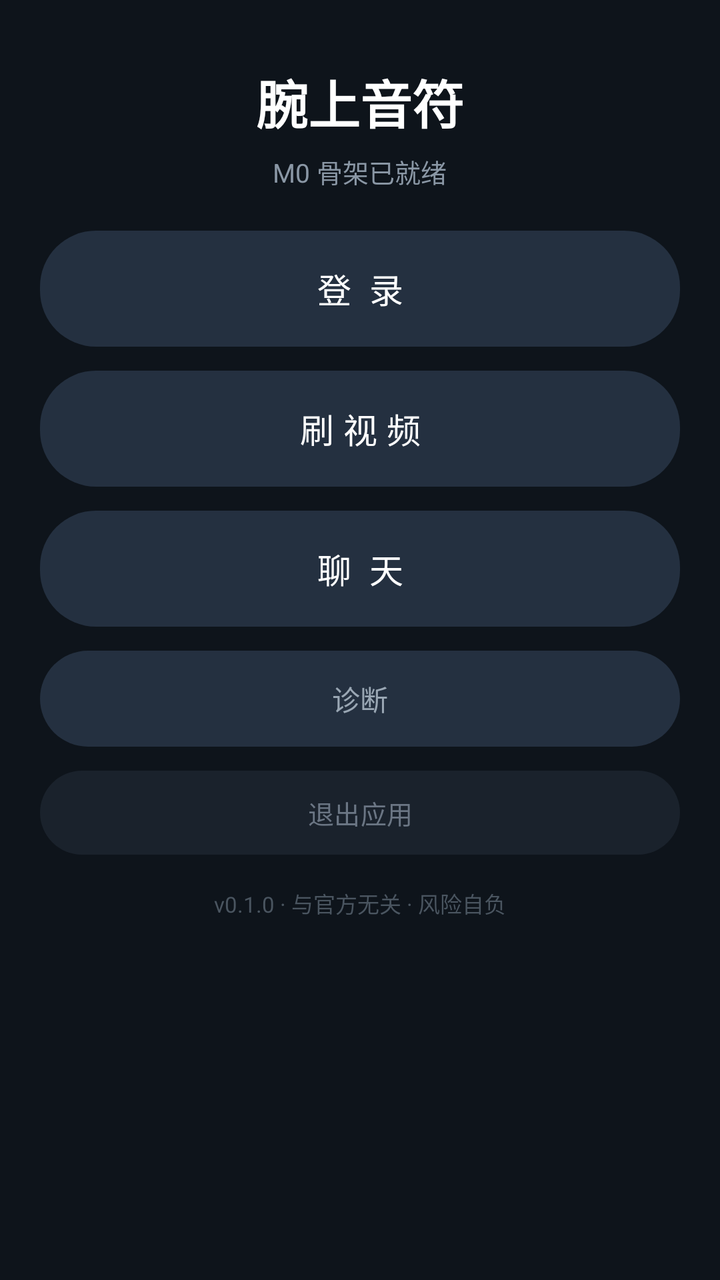
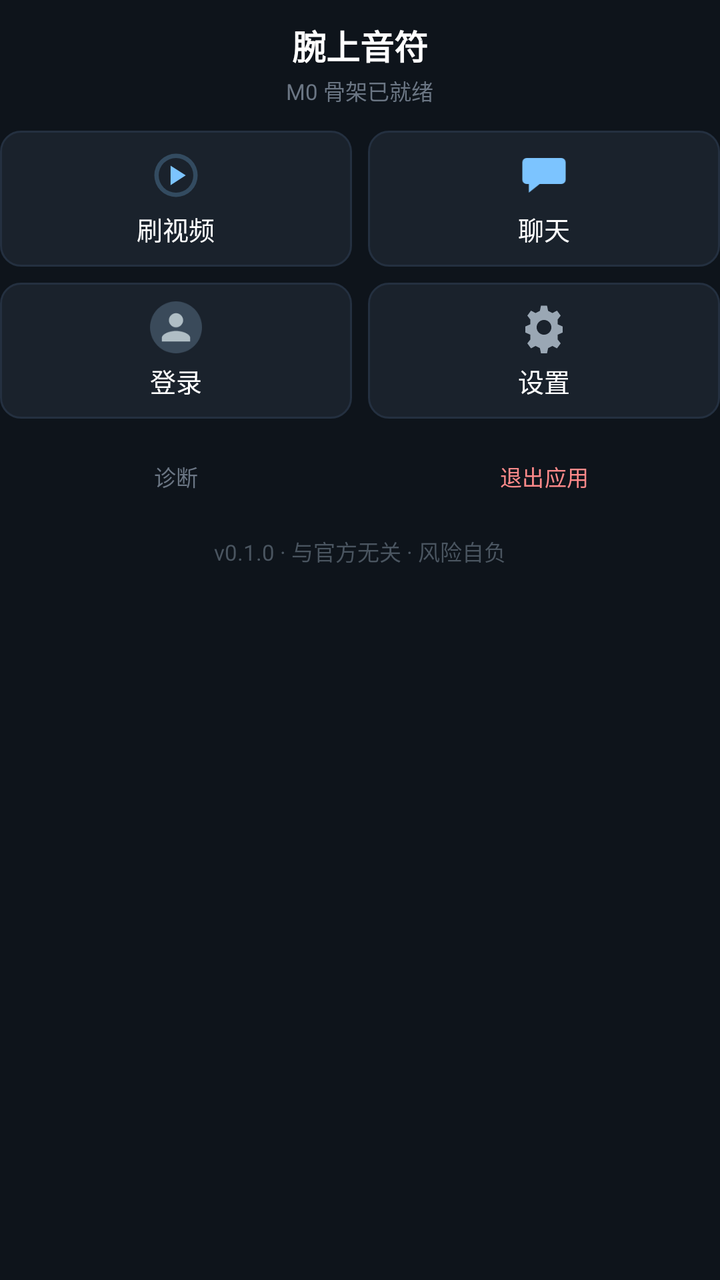

Before-and-after screenshots of an Android layout around one commit, followed by the original layout XML and the change that was made.
<!-- AndroidManifest.xml: application theme Theme.Dywatch -->
<!-- res/layout/activity_main.xml -->
<?xml version="1.0" encoding="utf-8"?>
<LinearLayout xmlns:android="http://schemas.android.com/apk/res/android"
    android:layout_width="match_parent"
    android:layout_height="match_parent"
    android:background="#0E141B"
    android:gravity="center_horizontal"
    android:orientation="vertical"
    android:padding="20dp"
    xmlns:app="http://schemas.android.com/apk/res-auto">

    <TextView
        android:id="@+id/tv_title"
        android:layout_width="wrap_content"
        android:layout_height="wrap_content"
        android:layout_marginTop="12dp"
        android:text="@string/app_name"
        android:textColor="#FFFFFF"
        android:textSize="26sp"
        android:textStyle="bold" />

    <TextView
        android:id="@+id/tv_status"
        android:layout_width="wrap_content"
        android:layout_height="wrap_content"
        android:layout_marginTop="6dp"
        android:text="@string/hello_m0"
        android:textColor="#8A97A5"
        android:textSize="13sp" />

    <LinearLayout
        android:layout_width="match_parent"
        android:layout_height="wrap_content"
        android:layout_marginTop="20dp"
        android:orientation="vertical">

        <Button
            android:id="@+id/btn_login"
            android:layout_width="match_parent"
            android:layout_height="58dp"
            android:background="@drawable/bg_pill"
            app:backgroundTint="#243040"
            android:text="登  录"
            android:textColor="#FFFFFF"
            android:textSize="17sp" />

        <Button
            android:id="@+id/btn_feed"
            android:layout_width="match_parent"
            android:layout_height="58dp"
            android:layout_marginTop="12dp"
            android:background="@drawable/bg_pill"
            app:backgroundTint="#243040"
            android:text="刷 视 频"
            android:textColor="#FFFFFF"
            android:textSize="17sp" />

        <Button
            android:id="@+id/btn_chat"
            android:layout_width="match_parent"
            android:layout_height="58dp"
            android:layout_marginTop="12dp"
            android:background="@drawable/bg_pill"
            app:backgroundTint="#243040"
            android:text="聊  天"
            android:textColor="#FFFFFF"
            android:textSize="17sp" />

        <Button
            android:id="@+id/btn_diag"
            android:layout_width="match_parent"
            android:layout_height="48dp"
            android:layout_marginTop="12dp"
            android:background="@drawable/bg_pill"
            app:backgroundTint="#243040"
            android:text="诊断"
            android:textColor="#9AA7B4"
            android:textSize="14sp" />

        
        <Button
            android:id="@+id/btn_exit"
            android:layout_width="match_parent"
            android:layout_height="42dp"
            android:layout_marginTop="12dp"
            android:background="@drawable/bg_pill"
            app:backgroundTint="#1A222C"
            android:text="退出应用"
            android:textColor="#6B7684"
            android:textSize="13sp" />
    </LinearLayout>

    <TextView
        android:layout_width="wrap_content"
        android:layout_height="wrap_content"
        android:layout_marginTop="16dp"
        android:text="v0.1.0 · 与官方无关 · 风险自负"
        android:textColor="#4A5560"
        android:textSize="11sp" />

</LinearLayout>
<!-- resources referenced by this layout -->
<resources>
  <!-- drawable bg_pill (drawable) -->
  <?xml version="1.0" encoding="utf-8"?>
  <shape xmlns:android="http://schemas.android.com/apk/res/android" android:shape="rectangle">
      <solid android:color="#243040" />
      <corners android:radius="28dp" />
  </shape>
  <!-- unchanged entries left out for length: 3 -->
</resources>

<!-- the commit's change to res/layout/activity_main.xml (unified diff, before → after) -->
@@ -1,100 +1,133 @@
 <?xml version="1.0" encoding="utf-8"?>
-<LinearLayout xmlns:android="http://schemas.android.com/apk/res/android"
+<ScrollView xmlns:android="http://schemas.android.com/apk/res/android"
+    xmlns:app="http://schemas.android.com/apk/res-auto"
     android:layout_width="match_parent"
     android:layout_height="match_parent"
-    android:background="#0E141B"
-    android:gravity="center_horizontal"
-    android:orientation="vertical"
-    android:padding="20dp"
-    xmlns:app="http://schemas.android.com/apk/res-auto">
-
-    <TextView
-        android:id="@+id/tv_title"
-        android:layout_width="wrap_content"
-        android:layout_height="wrap_content"
-        android:layout_marginTop="12dp"
-        android:text="@string/app_name"
-        android:textColor="#FFFFFF"
-        android:textSize="26sp"
-        android:textStyle="bold" />
-
-    <TextView
-        android:id="@+id/tv_status"
-        android:layout_width="wrap_content"
-        android:layout_height="wrap_content"
-        android:layout_marginTop="6dp"
-        android:text="@string/hello_m0"
-        android:textColor="#8A97A5"
-        android:textSize="13sp" />
+    android:background="@color/bg_base"
+    android:fillViewport="true"
+    android:scrollbars="none">
 
     <LinearLayout
         android:layout_width="match_parent"
         android:layout_height="wrap_content"
-        android:layout_marginTop="20dp"
-        android:orientation="vertical">
+        android:gravity="center_horizontal"
+        android:orientation="vertical"
+        android:paddingLeft="@dimen/page_h_inset"
+        android:paddingRight="@dimen/page_h_inset"
+        android:paddingTop="@dimen/page_v_inset"
+        android:paddingBottom="@dimen/s4">
 
-        <Button
-            android:id="@+id/btn_login"
-            android:layout_width="match_parent"
-            android:layout_height="58dp"
-            android:background="@drawable/bg_pill"
-            app:backgroundTint="#243040"
-            android:text="登  录"
-            android:textColor="#FFFFFF"
-            android:textSize="17sp" />
+        <TextView
+            android:id="@+id/tv_title"
+            android:layout_width="wrap_content"
+            android:layout_height="wrap_content"
+            android:layout_marginTop="@dimen/s2"
+            android:text="@string/app_name"
+            android:textColor="@color/text_primary"
+            android:textSize="@dimen/t_title"
+            android:textStyle="bold" />
 
-        <Button
-            android:id="@+id/btn_feed"
-            android:layout_width="match_parent"
-            android:layout_height="58dp"
-            android:layout_marginTop="12dp"
-            android:background="@drawable/bg_pill"
-            app:backgroundTint="#243040"
-            android:text="刷 视 频"
-            android:textColor="#FFFFFF"
-            android:textSize="17sp" />
-
-        <Button
-            android:id="@+id/btn_chat"
-            android:layout_width="match_parent"
-            android:layout_height="58dp"
-            android:layout_marginTop="12dp"
-            android:background="@drawable/bg_pill"
-            app:backgroundTint="#243040"
-            android:text="聊  天"
-            android:textColor="#FFFFFF"
-            android:textSize="17sp" />
-
-        <Button
-            android:id="@+id/btn_diag"
-            android:layout_width="match_parent"
-            android:layout_height="48dp"
-            android:layout_marginTop="12dp"
-            android:background="@drawable/bg_pill"
-            app:backgroundTint="#243040"
-            android:text="诊断"
-            android:textColor="#9AA7B4"
-            android:textSize="14sp" />
+        <TextView
+            android:id="@+id/tv_status"
+            android:layout_width="wrap_content"
+            android:layout_height="wrap_content"
+            android:layout_marginTop="@dimen/s1"
+            android:text="@string/hello_m0"
+            android:textColor="@color/text_muted"
+            android:textSize="@dimen/t_caption" />
 
         
-        <Button
-            android:id="@+id/btn_exit"
+        <LinearLayout
             android:layout_width="match_parent"
-            android:layout_height="42dp"
-            android:layout_marginTop="12dp"
-            android:background="@drawable/bg_pill"
-            app:backgroundTint="#1A222C"
-            android:text="退出应用"
-            android:textColor="#6B7684"
-            android:textSize="13sp" />
+            android:layout_height="wrap_content"
+            android:layout_marginTop="@dimen/s4"
+            android:orientation="horizontal">
+
+            <LinearLayout
+                android:id="@+id/btn_feed"
+                style="@style/EntryCard"
+                android:layout_marginRight="@dimen/s3">
+
+                <ImageView style="@style/EntryCardIcon" android:src="@drawable/ic_play" />
+
+                <TextView style="@style/EntryCardLabel" android:text="刷视频" />
+            </LinearLayout>
+
+            <LinearLayout
+                android:id="@+id/btn_chat"
+                style="@style/EntryCard">
+
+                <ImageView style="@style/EntryCardIcon" android:src="@drawable/ic_chat" />
+
+                <TextView style="@style/EntryCardLabel" android:text="聊天" />
+            </LinearLayout>
+        </LinearLayout>
+
+        
+        <LinearLayout
+            android:layout_width="match_parent"
+            android:layout_height="wrap_content"
+            android:layout_marginTop="@dimen/s3"
+            android:orientation="horizontal">
+
+            <LinearLayout
+                android:id="@+id/btn_login"
+                style="@style/EntryCard"
+                android:layout_marginRight="@dimen/s3">
+
+                <ImageView style="@style/EntryCardIcon" android:src="@drawable/ic_avatar" />
+
+                <TextView style="@style/EntryCardLabel" android:text="登录" />
+            </LinearLayout>
+
+            <LinearLayout
+                android:id="@+id/btn_settings"
+                style="@style/EntryCard">
+
+                <ImageView style="@style/EntryCardIcon" android:src="@drawable/ic_gear" />
+
+                <TextView style="@style/EntryCardLabel" android:text="设置" />
+            </LinearLayout>
+        </LinearLayout>
+
+        
+        <LinearLayout
+            android:layout_width="match_parent"
+            android:layout_height="wrap_content"
+            android:layout_marginTop="@dimen/s3"
+            android:orientation="horizontal">
+
+            <Button
+                android:id="@+id/btn_diag"
+                android:layout_width="0dp"
+                android:layout_height="@dimen/ctrl_min"
+                android:layout_marginRight="@dimen/s2"
+                android:layout_weight="1"
+                android:background="@drawable/bg_settings_row"
+                android:text="诊断"
+                android:textColor="@color/text_muted"
+                android:textSize="@dimen/t_caption"
+                app:backgroundTint="@android:color/transparent" />
+
+            <Button
+                android:id="@+id/btn_exit"
+                android:layout_width="0dp"
+                android:layout_height="@dimen/ctrl_min"
+                android:layout_marginLeft="@dimen/s2"
+                android:layout_weight="1"
+                android:background="@drawable/bg_settings_row"
+                android:text="退出应用"
+                android:textColor="@color/danger"
+                android:textSize="@dimen/t_caption"
+                app:backgroundTint="@android:color/transparent" />
+        </LinearLayout>
+
+        <TextView
+            android:layout_width="wrap_content"
+            android:layout_height="wrap_content"
+            android:layout_marginTop="@dimen/s3"
+            android:text="v0.1.0 · 与官方无关 · 风险自负"
+            android:textColor="@color/text_faint"
+            android:textSize="@dimen/t_caption" />
     </LinearLayout>
-
-    <TextView
-        android:layout_width="wrap_content"
-        android:layout_height="wrap_content"
-        android:layout_marginTop="16dp"
-        android:text="v0.1.0 · 与官方无关 · 风险自负"
-        android:textColor="#4A5560"
-        android:textSize="11sp" />
-
-</LinearLayout>
+</ScrollView>
<!-- resource entries referenced after the edit -->
@@ -1,11 +1,106 @@
 <!-- resources referenced by this layout -->
 <resources>
-  <!-- drawable bg_pill (drawable) -->
+  <color name="bg_base">#0E141B</color>
+  <color name="danger">#FF8A8A</color>
+  <color name="text_faint">#4A5560</color>
+  <color name="text_muted">#6B7684</color>
+  <color name="text_primary">#FFFFFF</color>
+  <dimen name="ctrl_min">42dp</dimen>
+  <dimen name="page_h_inset">@dimen/page_h_inset_square</dimen>
+  <dimen name="page_v_inset">6dp</dimen>
+  <dimen name="s1">2dp</dimen>
+  <dimen name="s2">4dp</dimen>
+  <dimen name="s3">8dp</dimen>
+  <dimen name="s4">12dp</dimen>
+  <dimen name="t_caption">11sp</dimen>
+  <dimen name="t_title">17sp</dimen>
+  <!-- drawable bg_settings_row (drawable) -->
   <?xml version="1.0" encoding="utf-8"?>
-  <shape xmlns:android="http://schemas.android.com/apk/res/android" android:shape="rectangle">
-      <solid android:color="#243040" />
-      <corners android:radius="28dp" />
-  </shape>
+  <selector xmlns:android="http://schemas.android.com/apk/res/android">
+      <item android:state_pressed="true">
+          <shape android:shape="rectangle">
+              <solid android:color="@color/bg_control" />
+              <corners android:radius="@dimen/r_card" />
+              <stroke android:width="1dp" android:color="@color/accent_dim" />
+          </shape>
+      </item>
+      <item>
+          <shape android:shape="rectangle">
+              <solid android:color="@color/bg_card" />
+              <corners android:radius="@dimen/r_card" />
+              <stroke android:width="1dp" android:color="@color/bg_control" />
+          </shape>
+      </item>
+  </selector>
+  <!-- drawable ic_avatar (drawable) -->
+  <?xml version="1.0" encoding="utf-8"?>
+  <vector xmlns:android="http://schemas.android.com/apk/res/android"
+      android:width="44dp" android:height="44dp"
+      android:viewportWidth="44" android:viewportHeight="44">
+      <path android:fillColor="#FF3A4A5A"
+          android:pathData="M22,22m-22,0a22,22 0,1 1,44 0a22,22 0,1 1,-44 0"/>
+      <path android:fillColor="#FFB0BEC5"
+          android:pathData="M22,22c3.3,0 6,-2.7 6,-6s-2.7,-6 -6,-6 -6,2.7 -6,6 2.7,6 6,6zM22,25c-4,0 -12,2 -12,6v3h24v-3c0,-4 -8,-6 -12,-6z"/>
+  </vector>
+  <!-- drawable ic_chat (drawable) -->
+  <?xml version="1.0" encoding="utf-8"?>
+  <vector xmlns:android="http://schemas.android.com/apk/res/android"
+      android:width="24dp" android:height="24dp"
+      android:viewportWidth="24" android:viewportHeight="24"
+      android:tint="#7CC4FF">
+      <path android:fillColor="#FFFFFFFF"
+          android:pathData="M4,4 L20,4 A2,2 0 0,1 22,6 L22,14 A2,2 0 0,1 20,16 L10,16 L5,20 L5,16 L4,16 A2,2 0 0,1 2,14 L2,6 A2,2 0 0,1 4,4 Z" />
+      <path android:fillColor="#FF0E141B"
+          android:pathData="M6,8.5 h12 v1.6 h-12 z M6,11.6 h8 v1.6 h-8 z" />
+  </vector>
+  <!-- drawable ic_gear (drawable) -->
+  <?xml version="1.0" encoding="utf-8"?>
+  <vector xmlns:android="http://schemas.android.com/apk/res/android"
+      android:width="24dp" android:height="24dp"
+      android:viewportWidth="24" android:viewportHeight="24"
+      android:tint="#9AA7B4">
+      <path android:fillColor="#FFFFFFFF"
+          android:pathData="M10.6,2 L13.4,2 L13.9,4.4 L15.9,5.4 L18,4.3 L19.7,6.6 L18.3,8.4 L18.3,10.6 L20.6,11.6 L20.6,14.4 L18.3,15.4 L18.3,17.6 L19.7,19.4 L18,21.7 L15.9,20.6 L13.9,21.6 L13.4,24 L10.6,24 L10.1,21.6 L8.1,20.6 L6,21.7 L4.3,19.4 L5.7,17.6 L5.7,15.4 L3.4,14.4 L3.4,11.6 L5.7,10.6 L5.7,8.4 L4.3,6.6 L6,4.3 L8.1,5.4 L10.1,4.4 Z M12,8.6 A3.4,3.4 0 1,0 12,15.4 A3.4,3.4 0 1,0 12,8.6 Z" />
+  </vector>
+  <!-- drawable ic_play (drawable) -->
+  <?xml version="1.0" encoding="utf-8"?>
+  <vector xmlns:android="http://schemas.android.com/apk/res/android"
+      android:width="24dp" android:height="24dp"
+      android:viewportWidth="24" android:viewportHeight="24"
+      android:tint="#7CC4FF">
+      <path android:fillColor="#FFFFFFFF"
+          android:pathData="M12,2 A10,10 0 1,0 12,22 A10,10 0 1,0 12,2 M12,4 A8,8 0 1,1 12,20 A8,8 0 1,1 12,4"
+          android:fillAlpha="0.25" />
+      <path android:fillColor="#FFFFFFFF"
+          android:pathData="M9.5,7.5 L16.5,12 L9.5,16.5 Z" />
+  </vector>
+  <style name="EntryCard">
+          <item name="android:layout_width">0dp</item>
+          <item name="android:layout_height">68dp</item>
+          <item name="android:layout_weight">1</item>
+          <item name="android:orientation">vertical</item>
+          <item name="android:gravity">center</item>
+          <item name="android:background">@drawable/bg_settings_row</item>
+      </style>
+  <style name="EntryCardIcon">
+          <item name="android:layout_width">26dp</item>
+          <item name="android:layout_height">26dp</item>
+          <item name="android:layout_gravity">center_horizontal</item>
+      </style>
+  <style name="EntryCardLabel">
+          <item name="android:layout_width">wrap_content</item>
+          <item name="android:layout_height">wrap_content</item>
+          <item name="android:layout_marginTop">@dimen/s2</item>
+          <item name="android:layout_gravity">center_horizontal</item>
+          <item name="android:textColor">@color/text_primary</item>
+          <item name="android:textSize">@dimen/t_body</item>
+      </style>
+  <dimen name="page_h_inset_square">0dp</dimen>
+  <color name="bg_control">#243040</color>
+  <dimen name="r_card">10dp</dimen>
+  <color name="accent_dim">#3A4A5C</color>
+  <color name="bg_card">#1A222C</color>
+  <dimen name="t_body">13sp</dimen>
   <!-- unchanged entries left out for length: 3 -->
 </resources>
 
